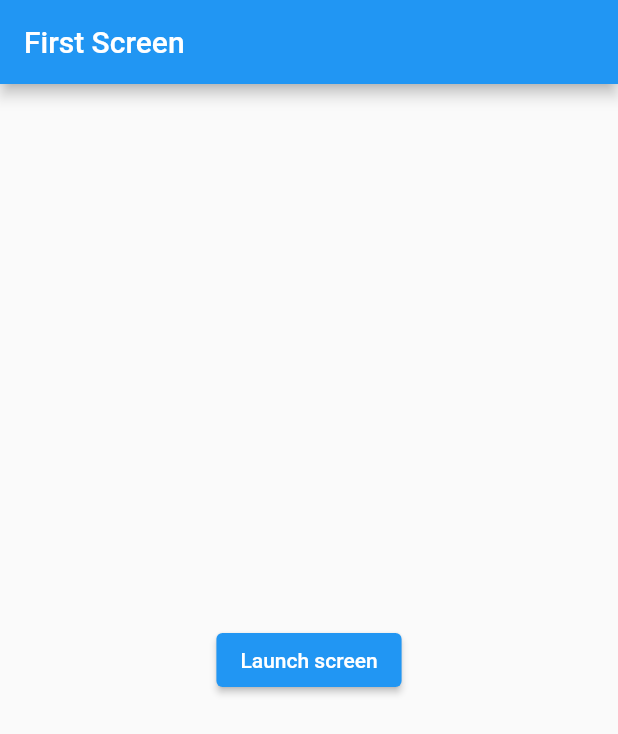
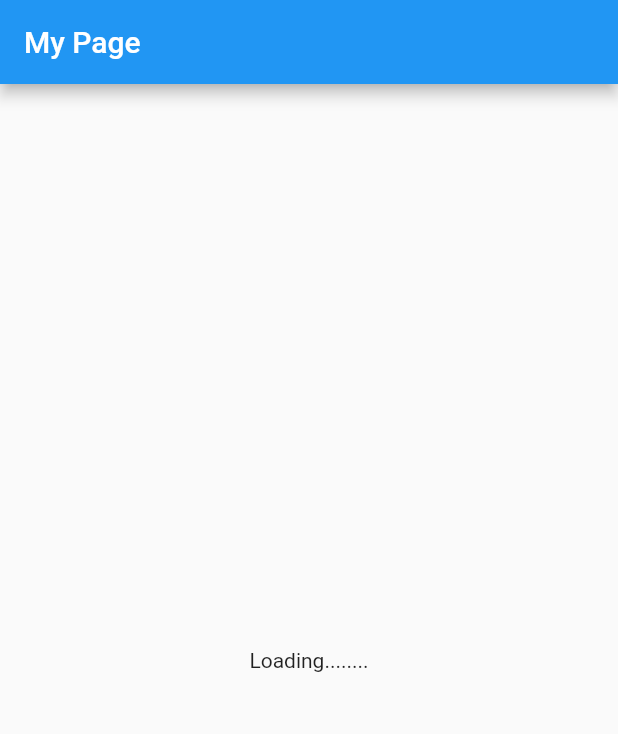
Before and after one commit to 1st-PARD-APP-PART/Cheon_Juhyun, a Flutter app: the screen it shows after launch, on a phone screen of 412 x 824 dp. Shown: the top 734 px of the screen. Run offline on Flutter 3.47's test engine with Material 2 defaults, Android fonts, the light colour scheme and no system bars.

Commit message:
Update main.dart

```diff
--- a/second_homework_chjh/lib/main.dart
+++ b/second_homework_chjh/lib/main.dart
@@ -1,46 +1,67 @@
 import 'package:flutter/material.dart';
-import 'package:flutter_application_1/textstyle.dart';
-
-import 'secondpage.dart';
+import 'data.dart'; // data.dart의 정보를 import 한다.
 
 void main() {
-  runApp(
-    MaterialApp(
-      title: 'Named Routes Demo',
-// Start the app with the "/" named route. In this case, the app starts
-// on the FirstScreen widget.
-      initialRoute: '/',
-      routes: {
-// When navigating to the "/" route, build the FirstScreen widget.
-        '/': (context) => const FirstScreen(),
-// When navigating to the "/second" route, build the SecondScreen widget.
-        '/second': (context) => const SecondScreen(),
-      },
-    ),
-  );
+  runApp(const MyApp());
 }
 
-class FirstScreen extends StatelessWidget {
-  const FirstScreen({super.key});
+class MyApp extends StatelessWidget {
+  const MyApp({super.key});
+
+  @override
+  Widget build(BuildContext context) {
+    return MaterialApp(
+      title: 'Flutter Demo',
+      theme: ThemeData(
+        primarySwatch: Colors.blue,
+      ),
+      home: MyPage(),
+    );
+  }
+}
+
+class MyPage extends StatefulWidget {
+  @override
+  _MyPageState createState() => _MyPageState();
+}
+
+class _MyPageState extends State<MyPage> {
+  Future<List<String>> _getData() async {
+    // 1. Future를 통해 data.dart의 리스트 정보를 가져올 때 async, await와 Future.delayed를 활용하여 10초의 정지 시간을 갖도록 한다.
+    // 2. 10초가 지난 후 리스트 정보를 가져왔다면 then()을 활용하여 console창에 ‘출력 완료’ 라는 text가 출력하도록 만들어준다.
+    return await Future.delayed(const Duration(seconds: 10), () {
+      return myData;
+    }).then((val) {
+      print('출력완료!');
+      return val;
+    });
+  }
 
   @override
   Widget build(BuildContext context) {
     return Scaffold(
       appBar: AppBar(
-        title: const Text('First Screen'),
+        title: Text('My Page'),
       ),
-      body: Center(
-        child: ElevatedButton(
-// Within the `FirstScreen` widget
-          onPressed: () {
-// Navigate to the second screen using a named route.
-            Navigator.pushNamed(context, '/second');
-          },
-          child: Text(
-            'Launch screen',
-            style: title1Style(color: Colors.red),
-          ),
-        ),
+      body: FutureBuilder<List<String>>(
+        future: _getData(),
+        builder: (BuildContext context, AsyncSnapshot<List<String>> snapshot) {
+          if (snapshot.hasData) {
+            return ListView.builder(
+              itemCount: snapshot.data?.length,
+              itemBuilder: (context, index) {
+                return ListTile(
+                  title: Text(snapshot.data![index]),
+                );
+              },
+            );
+          } else {
+            return const Center(
+              child: Text('Loading........'),
+            );
+          }
+        },
+        // 3. FutureBuilder<List<String>>와 Listview.Builder를 활용하여 아래 ListTile 코드를 통해 결과 화면과 같은 화면을 출력한다.
       ),
     );
   }
```
